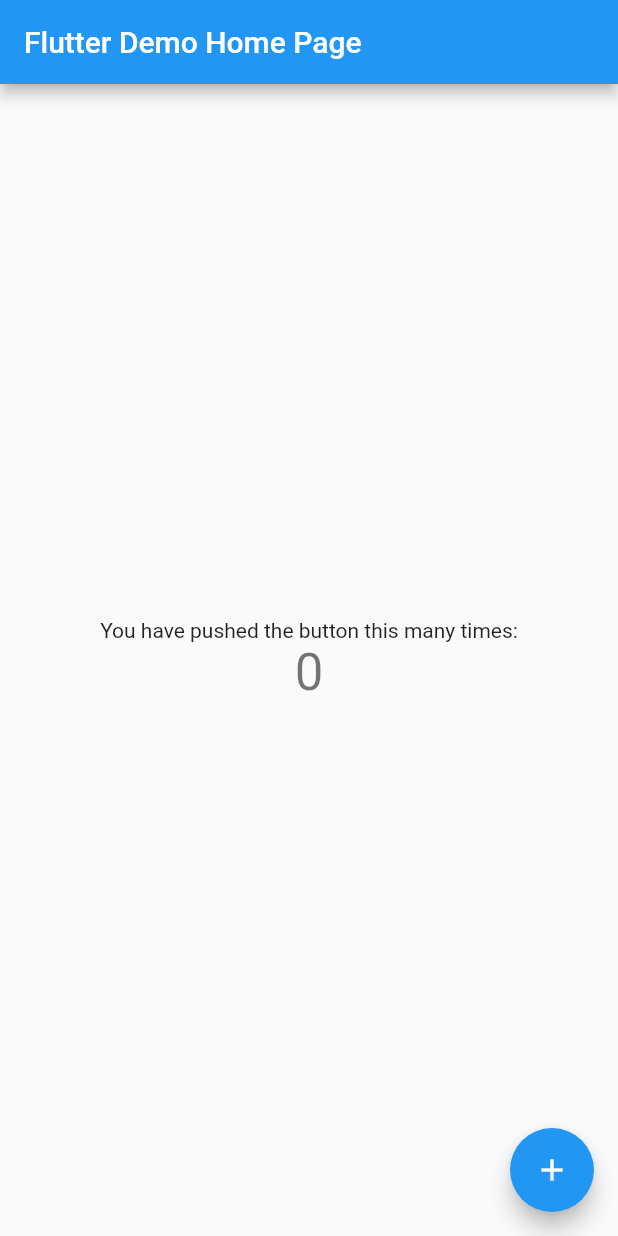
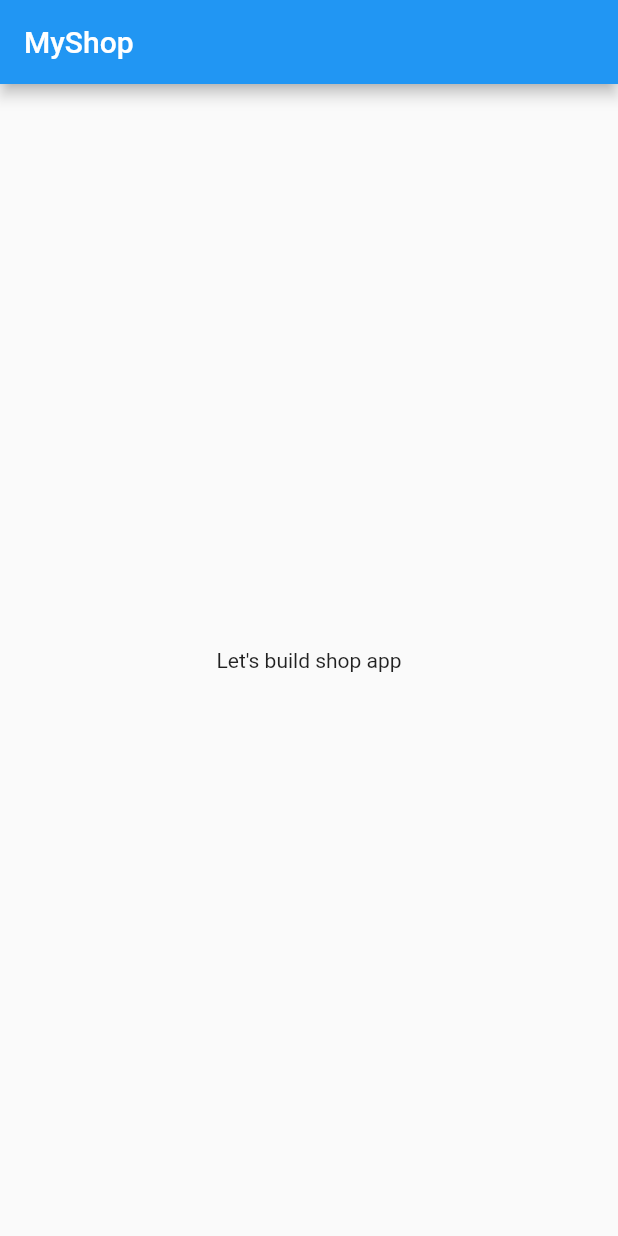
Before and after one commit to JeromeRufus/Shop_App, a Flutter app: the screen it shows after launch, on a phone screen of 412 x 824 dp. Run offline on Flutter 3.47's test engine with Material 2 defaults, Android fonts, the phone set to English and light mode, and no system bars.

Commit message:
Food_App

```diff
--- a/lib/main.dart
+++ b/lib/main.dart
@@ -11,105 +11,32 @@ class MyApp extends StatelessWidget {
   @override
   Widget build(BuildContext context) {
     return MaterialApp(
-      title: 'Flutter Demo',
+      title: 'MyShop',
       theme: ThemeData(
-        // This is the theme of your application.
-        //
-        // Try running your application with "flutter run". You'll see the
-        // application has a blue toolbar. Then, without quitting the app, try
-        // changing the primarySwatch below to Colors.green and then invoke
-        // "hot reload" (press "r" in the console where you ran "flutter run",
-        // or simply save your changes to "hot reload" in a Flutter IDE).
-        // Notice that the counter didn't reset back to zero; the application
-        // is not restarted.
         primarySwatch: Colors.blue,
       ),
-      home: const MyHomePage(title: 'Flutter Demo Home Page'),
+      home: MyHomePage(),
     );
   }
 }
 
 class MyHomePage extends StatefulWidget {
-  const MyHomePage({Key? key, required this.title}) : super(key: key);
-
-  // This widget is the home page of your application. It is stateful, meaning
-  // that it has a State object (defined below) that contains fields that affect
-  // how it looks.
-
-  // This class is the configuration for the state. It holds the values (in this
-  // case the title) provided by the parent (in this case the App widget) and
-  // used by the build method of the State. Fields in a Widget subclass are
-  // always marked "final".
-
-  final String title;
+  //const MyHomePage({Key? key, required this.title}) : super(key: key);
 
   @override
   State<MyHomePage> createState() => _MyHomePageState();
 }
 
 class _MyHomePageState extends State<MyHomePage> {
-  int _counter = 0;
-
-  void _incrementCounter() {
-    setState(() {
-      // This call to setState tells the Flutter framework that something has
-      // changed in this State, which causes it to rerun the build method below
-      // so that the display can reflect the updated values. If we changed
-      // _counter without calling setState(), then the build method would not be
-      // called again, and so nothing would appear to happen.
-      _counter++;
-    });
-  }
-
   @override
   Widget build(BuildContext context) {
-    // This method is rerun every time setState is called, for instance as done
-    // by the _incrementCounter method above.
-    //
-    // The Flutter framework has been optimized to make rerunning build methods
-    // fast, so that you can just rebuild anything that needs updating rather
-    // than having to individually change instances of widgets.
     return Scaffold(
       appBar: AppBar(
-        // Here we take the value from the MyHomePage object that was created by
-        // the App.build method, and use it to set our appbar title.
-        title: Text(widget.title),
+        title: Text('MyShop'),
       ),
       body: Center(
-        // Center is a layout widget. It takes a single child and positions it
-        // in the middle of the parent.
-        child: Column(
-          // Column is also a layout widget. It takes a list of children and
-          // arranges them vertically. By default, it sizes itself to fit its
-          // children horizontally, and tries to be as tall as its parent.
-          //
-          // Invoke "debug painting" (press "p" in the console, choose the
-          // "Toggle Debug Paint" action from the Flutter Inspector in Android
-          // Studio, or the "Toggle Debug Paint" command in Visual Studio Code)
-          // to see the wireframe for each widget.
-          //
-          // Column has various properties to control how it sizes itself and
-          // how it positions its children. Here we use mainAxisAlignment to
-          // center the children vertically; the main axis here is the vertical
-          // axis because Columns are vertical (the cross axis would be
-          // horizontal).
-          mainAxisAlignment: MainAxisAlignment.center,
-          children: <Widget>[
-            const Text(
-              'You have pushed the button this many times:',
-            ),
-            Text(
-              '$_counter',
-              style: Theme.of(context).textTheme.headline4,
-            ),
-          ],
-        ),
+        child: Text("Let's build shop app"),
       ),
-      floatingActionButton: FloatingActionButton(
-        onPressed: _incrementCounter,
-        tooltip: 'Increment',
-        child: const Icon(Icons.add),
-      ), // This trailing comma makes auto-formatting nicer for build methods.
     );
   }
 }
```
Also changed, not shown: lib/models.dart/products.dart (added, +19 -0 lines), lib/screens/products_overview_screen.dart (added, +62 -0 lines), lib/widgets/product_item.dart (added, +19 -0 lines).
